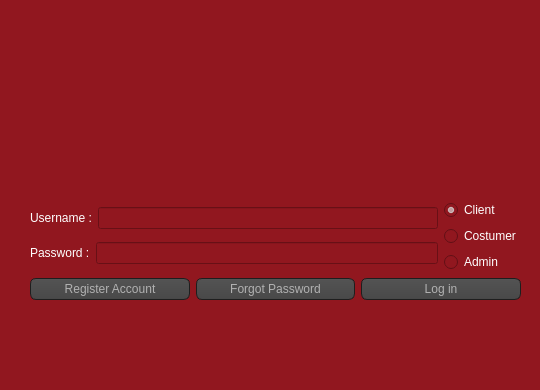
First picture: the form in AP/login.ui, repository AP-projects-4001/Guys, before the edit.
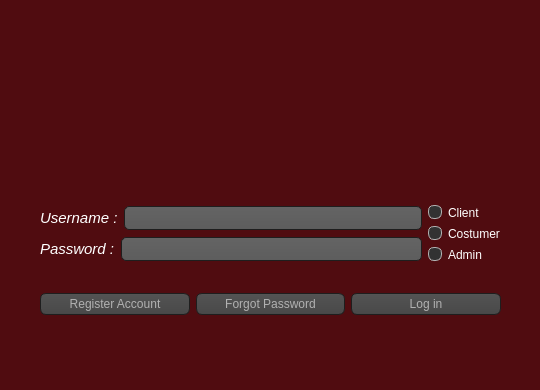
Second picture: the form after the edit.

Diff of the .ui file:
```diff
--- a/AP/login.ui
+++ b/AP/login.ui
@@ -28,7 +28,7 @@
   <property name="styleSheet">
    <string notr="true">QWidget
 {
-    background-color: rgb(145, 23, 31);
+background-color: rgb(80, 12, 16);
 }
 QPushButton:hover
 {
@@ -55,7 +55,11 @@
 
 QLineEdit
 {
-    color: #ffffff;
+    background-color: QLinearGradient( x1: 0, y1: 0, x2: 0, y2: 1, stop: 0 #000000, stop: 0 #646464, stop: 1 #5d5d5d);
+    padding: 1px;
+    border-style: solid;
+    border: 1px solid #1e1e1e;
+    border-radius: 5;
 }
 QRadioButton
 {
@@ -64,7 +68,25 @@
 QLabel
 {
     color: #ffffff;
-}</string>
+}
+QRadioButton::indicator:checked, QRadioButton::indicator:unchecked{
+    color: #b1b1b1;
+    background-color: #323232;
+    border: 1px solid #b1b1b1;
+    border-radius: 6px;
+}
+
+QRadioButton::indicator:checked
+{
+    background-color: qradialgradient(
+        cx: 0.5, cy: 0.5,
+        fx: 0.5, fy: 0.5,
+        radius: 1.0,
+        stop: 0.25 #969696,
+        stop: 0.3 #323232
+    );
+}
+</string>
   </property>
   <widget class="QWidget" name="centralwidget">
    <widget class="QLabel" name="label_3">
@@ -80,17 +102,15 @@
      <string/>
     </property>
    </widget>
-   <widget class="QWidget" name="gridLayoutWidget">
+   <widget class="QWidget" name="">
     <property name="geometry">
      <rect>
-      <x>30</x>
-      <y>160</y>
-      <width>491</width>
-      <height>181</height>
+      <x>40</x>
+      <y>180</y>
+      <width>461</width>
+      <height>161</height>
      </rect>
     </property>
-    <layout class="QGridLayout" name="gridLayout">
-     <item row="0" column="0">
       <layout class="QVBoxLayout" name="verticalLayout_3">
        <item>
         <layout class="QHBoxLayout" name="horizontalLayout_4">
@@ -100,13 +120,28 @@
             <layout class="QHBoxLayout" name="horizontalLayout_2">
              <item>
               <widget class="QLabel" name="label">
+             <property name="font">
+              <font>
+               <family>Microsoft Sans Serif</family>
+              </font>
+             </property>
                <property name="text">
-                <string>Username :</string>
+              <string>&lt;html&gt;&lt;head/&gt;&lt;body&gt;&lt;p&gt;&lt;span style=&quot; font-size:11pt; font-style:italic;&quot;&gt;Username :&lt;/span&gt;&lt;/p&gt;&lt;/body&gt;&lt;/html&gt;</string>
                </property>
               </widget>
              </item>
              <item>
-              <widget class="QLineEdit" name="lineEdit_user"/>
+            <widget class="QLineEdit" name="lineEdit_user">
+             <property name="font">
+              <font>
+               <family>Tahoma</family>
+               <pointsize>11</pointsize>
+              </font>
+             </property>
+             <property name="frame">
+              <bool>true</bool>
+             </property>
+            </widget>
              </item>
             </layout>
            </item>
@@ -114,13 +149,27 @@
             <layout class="QHBoxLayout" name="horizontalLayout_3">
              <item>
               <widget class="QLabel" name="label_2">
+             <property name="font">
+              <font>
+               <family>Microsoft Sans Serif</family>
+              </font>
+             </property>
                <property name="text">
-                <string>Password :</string>
+              <string>&lt;html&gt;&lt;head/&gt;&lt;body&gt;&lt;p&gt;&lt;span style=&quot; font-size:11pt; font-style:italic;&quot;&gt;Password :&lt;/span&gt;&lt;/p&gt;&lt;/body&gt;&lt;/html&gt;</string>
                </property>
               </widget>
              </item>
              <item>
               <widget class="QLineEdit" name="lineEdit_password">
+             <property name="font">
+              <font>
+               <family>Tahoma</family>
+               <pointsize>11</pointsize>
+              </font>
+             </property>
+             <property name="frame">
+              <bool>true</bool>
+             </property>
                <property name="echoMode">
                 <enum>QLineEdit::Password</enum>
                </property>
@@ -195,8 +244,6 @@
         </layout>
        </item>
       </layout>
-     </item>
-    </layout>
    </widget>
   </widget>
   <widget class="QMenuBar" name="menubar">
```
Left out of the diff: 4 changed lines with no effect on the pictures. Lines whose indentation alone changed are shown as unchanged.
